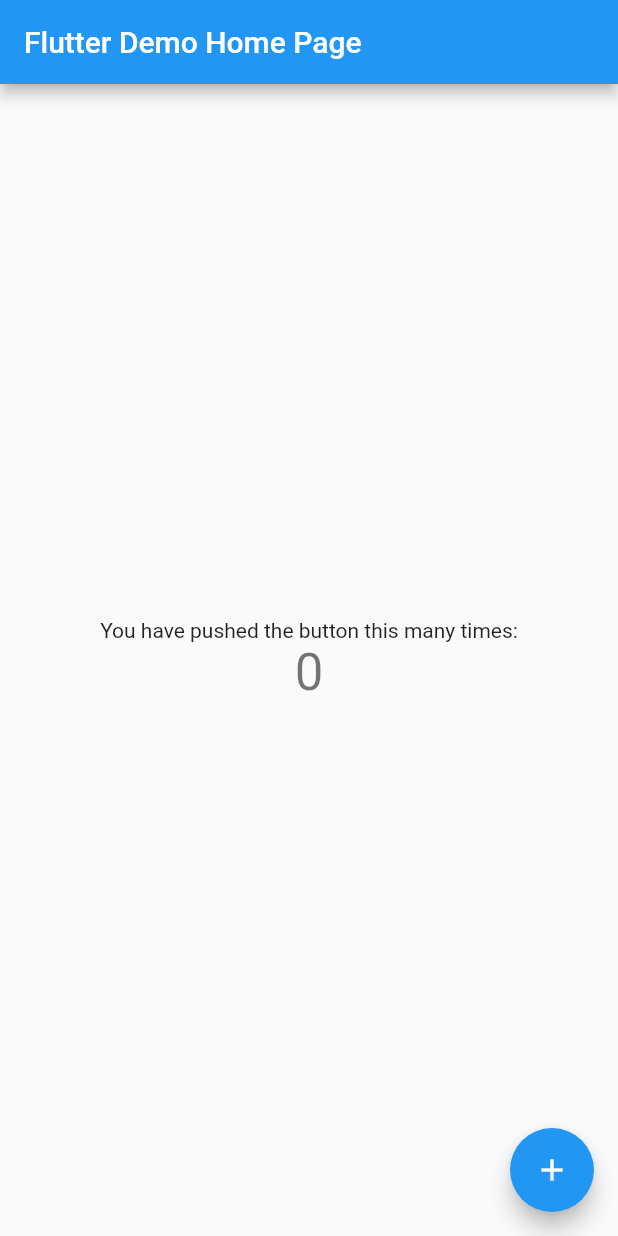
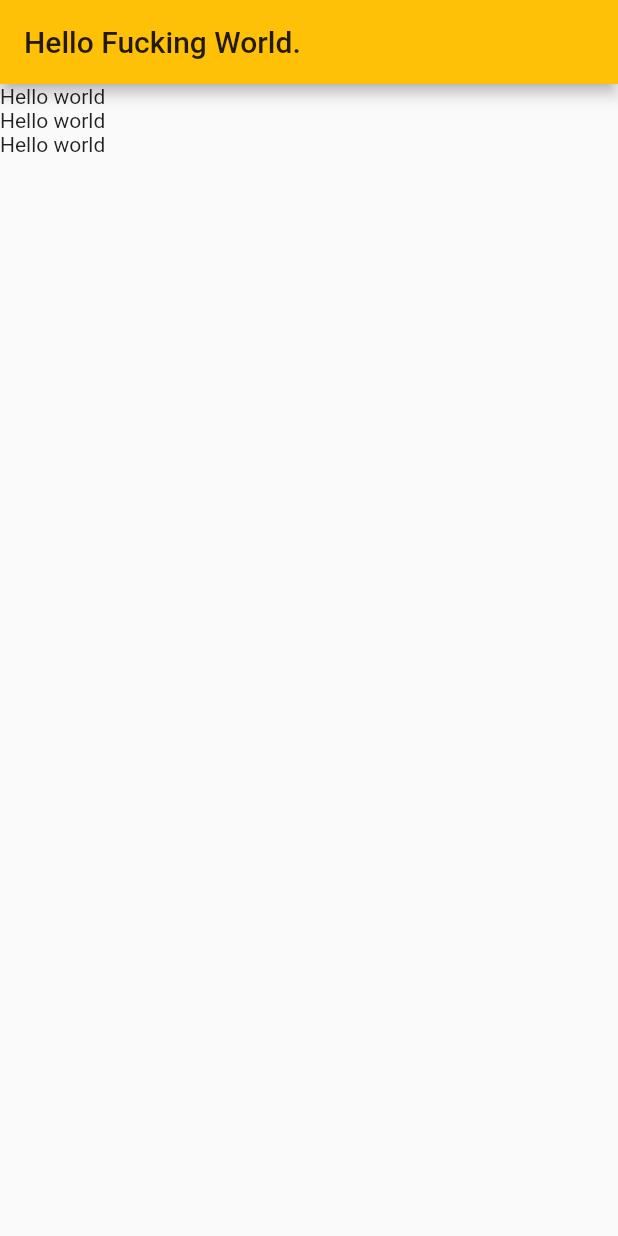
Before and after one commit to yalte/AI_Implementation, a Flutter app: the screen it shows after launch, on a phone screen of 412 x 824 dp. Run offline on Flutter 3.47's test engine with Material 2 defaults, Android fonts, the phone set to English and light mode, and no system bars.

Commit message:
More Flutter tests

```diff
--- a/App/hello_world/lib/main.dart
+++ b/App/hello_world/lib/main.dart
@@ -5,113 +5,33 @@
 }
 
 class MyApp extends StatelessWidget {
-  // This widget is the root of your application.
   @override
   Widget build(BuildContext context) {
     return MaterialApp(
-      title: 'Flutter Demo',
+      title: 'Liberty App',
       theme: ThemeData(
-        // This is the theme of your application.
-        //
-        // Try running your application with "flutter run". You'll see the
-        // application has a blue toolbar. Then, without quitting the app, try
-        // changing the primarySwatch below to Colors.green and then invoke
-        // "hot reload" (press "r" in the console where you ran "flutter run",
-        // or simply save your changes to "hot reload" in a Flutter IDE).
-        // Notice that the counter didn't reset back to zero; the application
-        // is not restarted.
-        primarySwatch: Colors.blue,
-        // This makes the visual density adapt to the platform that you run
-        // the app on. For desktop platforms, the controls will be smaller and
-        // closer together (more dense) than on mobile platforms.
+        primarySwatch: Colors.amber,
         visualDensity: VisualDensity.adaptivePlatformDensity,
       ),
-      home: MyHomePage(title: 'Flutter Demo Home Page'),
+      home: MyHomePage(),
     );
   }
 }
 
-class MyHomePage extends StatefulWidget {
-  MyHomePage({Key key, this.title}) : super(key: key);
-
-  // This widget is the home page of your application. It is stateful, meaning
-  // that it has a State object (defined below) that contains fields that affect
-  // how it looks.
-
-  // This class is the configuration for the state. It holds the values (in this
-  // case the title) provided by the parent (in this case the App widget) and
-  // used by the build method of the State. Fields in a Widget subclass are
-  // always marked "final".
-
-  final String title;
-
+class MyHomePage extends StatelessWidget {
   @override
-  _MyHomePageState createState() => _MyHomePageState();
+  Widget build(BuildContext context) {
+    return Scaffold(
+        appBar: AppBar(title: Text("Hello Fucking World.")),
+        body: Column(
+          children: <Widget>[TestWidget(), TestWidget(), TestWidget()],
+        ));
+  }
 }
 
-class _MyHomePageState extends State<MyHomePage> {
-  int _counter = 0;
-
-  void _incrementCounter() {
-    setState(() {
-      // This call to setState tells the Flutter framework that something has
-      // changed in this State, which causes it to rerun the build method below
-      // so that the display can reflect the updated values. If we changed
-      // _counter without calling setState(), then the build method would not be
-      // called again, and so nothing would appear to happen.
-      _counter++;
-    });
-  }
-
+class TestWidget extends StatelessWidget {
   @override
   Widget build(BuildContext context) {
-    // This method is rerun every time setState is called, for instance as done
-    // by the _incrementCounter method above.
-    //
-    // The Flutter framework has been optimized to make rerunning build methods
-    // fast, so that you can just rebuild anything that needs updating rather
-    // than having to individually change instances of widgets.
-    return Scaffold(
-      appBar: AppBar(
-        // Here we take the value from the MyHomePage object that was created by
-        // the App.build method, and use it to set our appbar title.
-        title: Text(widget.title),
-      ),
-      body: Center(
-        // Center is a layout widget. It takes a single child and positions it
-        // in the middle of the parent.
-        child: Column(
-          // Column is also a layout widget. It takes a list of children and
-          // arranges them vertically. By default, it sizes itself to fit its
-          // children horizontally, and tries to be as tall as its parent.
-          //
-          // Invoke "debug painting" (press "p" in the console, choose the
-          // "Toggle Debug Paint" action from the Flutter Inspector in Android
-          // Studio, or the "Toggle Debug Paint" command in Visual Studio Code)
-          // to see the wireframe for each widget.
-          //
-          // Column has various properties to control how it sizes itself and
-          // how it positions its children. Here we use mainAxisAlignment to
-          // center the children vertically; the main axis here is the vertical
-          // axis because Columns are vertical (the cross axis would be
-          // horizontal).
-          mainAxisAlignment: MainAxisAlignment.center,
-          children: <Widget>[
-            Text(
-              'You have pushed the button this many times:',
-            ),
-            Text(
-              '$_counter',
-              style: Theme.of(context).textTheme.headline4,
-            ),
-          ],
-        ),
-      ),
-      floatingActionButton: FloatingActionButton(
-        onPressed: _incrementCounter,
-        tooltip: 'Increment',
-        child: Icon(Icons.add),
-      ), // This trailing comma makes auto-formatting nicer for build methods.
-    );
+    return Text('Hello world');
   }
 }
```
